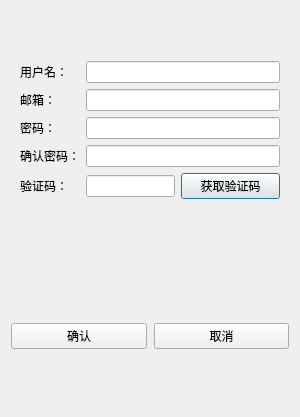
Old version of the form Client/registerdialog.ui in the repository Aurora-ks/Chat.
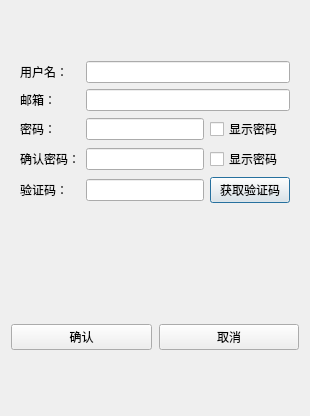
New version of the form. Custom widgets are drawn as their Qt base class.

What changed in the file:
```diff
--- a/Client/registerdialog.ui
+++ b/Client/registerdialog.ui
@@ -6,19 +6,19 @@
    <rect>
     <x>0</x>
     <y>0</y>
-    <width>300</width>
-    <height>417</height>
+    <width>310</width>
+    <height>416</height>
    </rect>
   </property>
   <property name="minimumSize">
    <size>
-    <width>300</width>
+    <width>310</width>
     <height>400</height>
    </size>
   </property>
   <property name="maximumSize">
    <size>
-    <width>300</width>
+    <width>310</width>
     <height>420</height>
    </size>
   </property>
@@ -45,33 +45,37 @@
    <item>
     <widget class="QWidget" name="widget" native="true">
      <layout class="QGridLayout" name="gridLayout">
-      <item row="0" column="1">
-       <widget class="QLineEdit" name="usrNameEdit"/>
-      </item>
-      <item row="1" column="0">
-       <widget class="QLabel" name="label_4">
+      <item row="2" column="2">
+       <widget class="QCheckBox" name="showPwd">
         <property name="text">
-         <string>邮箱：</string>
+         <string>显示密码</string>
         </property>
        </widget>
       </item>
-      <item row="3" column="0">
-       <widget class="QLabel" name="label_3">
+      <item row="2" column="0">
+       <widget class="QLabel" name="label_2">
         <property name="text">
-         <string>确认密码：</string>
+         <string>密码：</string>
         </property>
        </widget>
       </item>
-      <item row="0" column="0">
-       <widget class="QLabel" name="label">
+      <item row="2" column="1">
+       <widget class="QLineEdit" name="PwdEdit">
+        <property name="echoMode">
+         <enum>QLineEdit::Password</enum>
+        </property>
+       </widget>
+      </item>
+      <item row="3" column="2">
+       <widget class="QCheckBox" name="showPwd1">
         <property name="text">
-         <string>用户名：</string>
+         <string>显示密码</string>
         </property>
        </widget>
       </item>
       <item row="4" column="1">
        <widget class="QWidget" name="widget_2" native="true">
-        <layout class="QHBoxLayout" name="horizontalLayout" stretch="9,10">
+        <layout class="QHBoxLayout" name="horizontalLayout" stretch="9">
          <property name="leftMargin">
           <number>0</number>
          </property>
@@ -94,39 +98,34 @@
            </property>
           </widget>
          </item>
-         <item>
-          <widget class="QPushButton" name="GetCodeBtn">
-           <property name="sizePolicy">
-            <sizepolicy hsizetype="Preferred" vsizetype="Fixed">
-             <horstretch>0</horstretch>
-             <verstretch>0</verstretch>
-            </sizepolicy>
-           </property>
-           <property name="minimumSize">
-            <size>
-             <width>14</width>
-             <height>0</height>
-            </size>
-           </property>
-           <property name="text">
-            <string>获取验证码</string>
-           </property>
-          </widget>
-         </item>
         </layout>
        </widget>
       </item>
-      <item row="2" column="1">
-       <widget class="QLineEdit" name="PwdEdit">
+      <item row="0" column="0">
+       <widget class="QLabel" name="label">
+        <property name="text">
+         <string>用户名：</string>
+        </property>
+       </widget>
+      </item>
+      <item row="3" column="0">
+       <widget class="QLabel" name="label_3">
+        <property name="text">
+         <string>确认密码：</string>
+        </property>
+       </widget>
+      </item>
+      <item row="3" column="1">
+       <widget class="QLineEdit" name="Pwd1Edit">
         <property name="echoMode">
          <enum>QLineEdit::Password</enum>
         </property>
        </widget>
       </item>
-      <item row="2" column="0">
-       <widget class="QLabel" name="label_2">
+      <item row="1" column="0">
+       <widget class="QLabel" name="label_4">
         <property name="text">
-         <string>密码：</string>
+         <string>邮箱：</string>
         </property>
        </widget>
       </item>
@@ -137,13 +136,28 @@
         </property>
        </widget>
       </item>
-      <item row="1" column="1">
+      <item row="1" column="1" colspan="2">
        <widget class="QLineEdit" name="EmailEdit"/>
       </item>
-      <item row="3" column="1">
-       <widget class="QLineEdit" name="Pwd1Edit">
-        <property name="echoMode">
-         <enum>QLineEdit::Password</enum>
+      <item row="0" column="1" colspan="2">
+       <widget class="QLineEdit" name="usrNameEdit"/>
+      </item>
+      <item row="4" column="2">
+       <widget class="VerificationBtn" name="GetCodeBtn">
+        <property name="sizePolicy">
+         <sizepolicy hsizetype="Preferred" vsizetype="Fixed">
+          <horstretch>0</horstretch>
+          <verstretch>0</verstretch>
+         </sizepolicy>
+        </property>
+        <property name="minimumSize">
+         <size>
+          <width>14</width>
+          <height>0</height>
+         </size>
+        </property>
+        <property name="text">
+         <string>获取验证码</string>
         </property>
        </widget>
       </item>
@@ -232,6 +246,13 @@
    </item>
   </layout>
  </widget>
+ <customwidgets>
+  <customwidget>
+   <class>VerificationBtn</class>
+   <extends>QPushButton</extends>
+   <header>verificationbtn.h</header>
+  </customwidget>
+ </customwidgets>
  <resources/>
  <connections>
   <connection>
```
Left out of the diff: 19 changed lines with no effect on the pictures.
